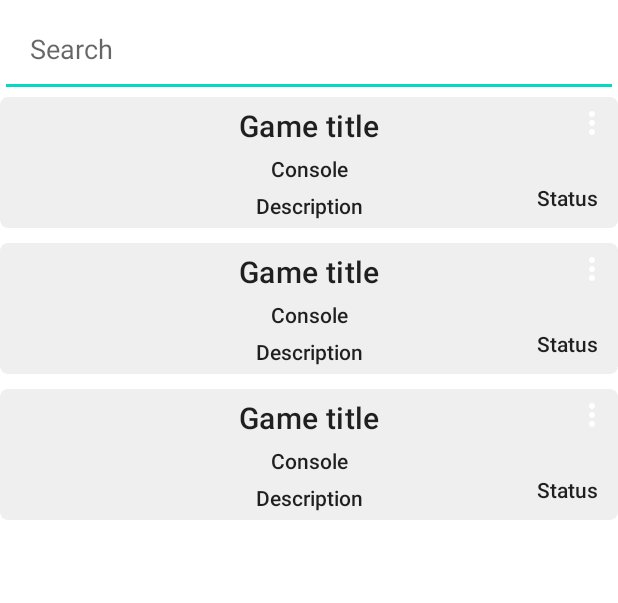
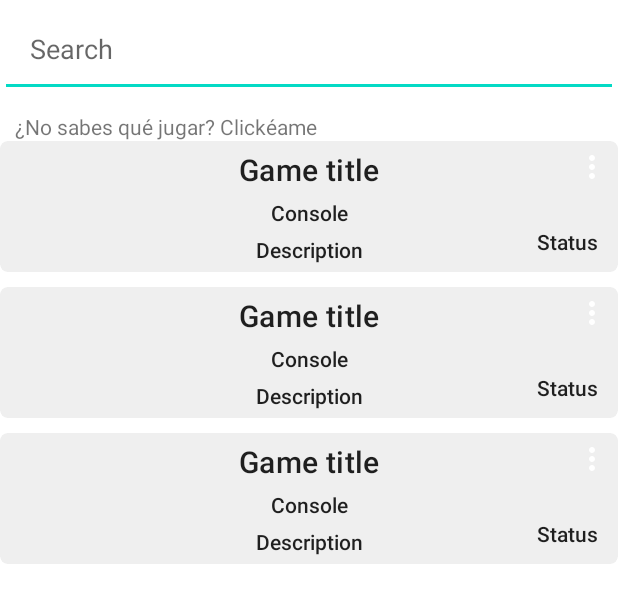
Before and after one commit to julito97/GameLib, an Android app: the layout activity_game_list.xml on its own in the app's theme, with its tools: preview values and no code run, on a phone screen of 412 x 824 dp. Shown: the top 603 px of the screen. Run offline under Robolectric (Android 15) with nearby library versions, the phone set to English and light mode, and no system bars.

Commit message:
01-07
Finished

```diff
--- a/GameLib/app/src/main/res/layout/activity_game_list.xml
+++ b/GameLib/app/src/main/res/layout/activity_game_list.xml
@@ -16,12 +16,24 @@
         app:layout_constraintStart_toStartOf="parent"
         app:layout_constraintTop_toTopOf="parent" />
 
+    <TextView
+        android:id="@+id/tvRandomGame"
+        android:layout_width="match_parent"
+        android:layout_height="wrap_content"
+        android:layout_margin="10dp"
+        android:layout_marginTop="8dp"
+        android:text="¿No sabes qué jugar? Clickéame"
+        app:layout_constraintEnd_toEndOf="parent"
+        app:layout_constraintHorizontal_bias="0.473"
+        app:layout_constraintStart_toStartOf="parent"
+        app:layout_constraintTop_toBottomOf="@id/etSearchGame" />
+
     <androidx.recyclerview.widget.RecyclerView
         android:id="@+id/rvGames"
         android:layout_width="match_parent"
         android:layout_height="wrap_content"
         app:layoutManager="androidx.recyclerview.widget.LinearLayoutManager"
-        app:layout_constraintTop_toBottomOf="@id/etSearchGame"
+        app:layout_constraintTop_toBottomOf="@id/tvRandomGame"
         tools:listitem="@layout/row_game" />
 
 </androidx.constraintlayout.widget.ConstraintLayout>
```
Also changed, not shown: GameLib/app/src/main/java/com/cursoudemy/gamelib/main/GameListActivity.kt (+18 -9 lines).
